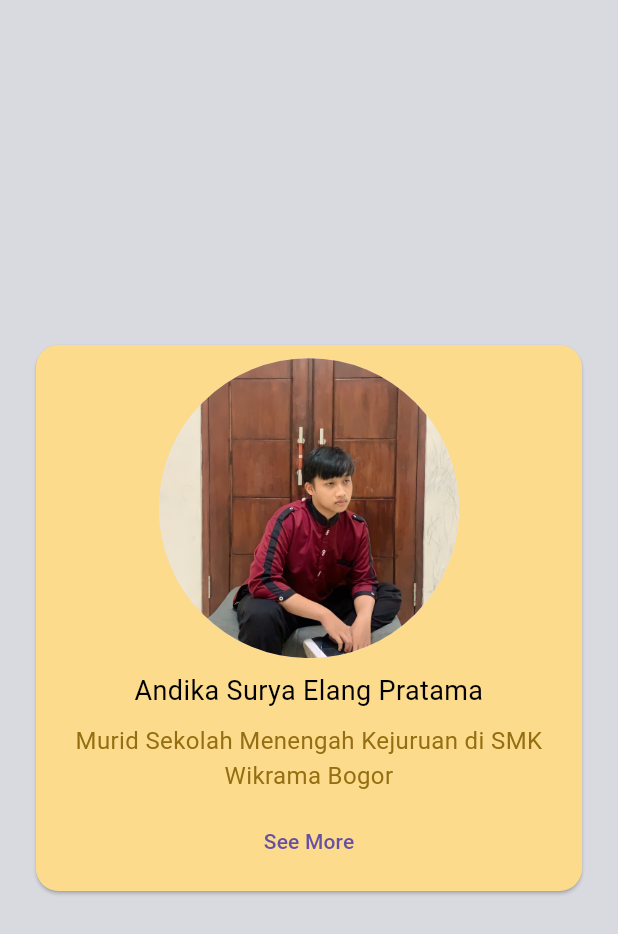
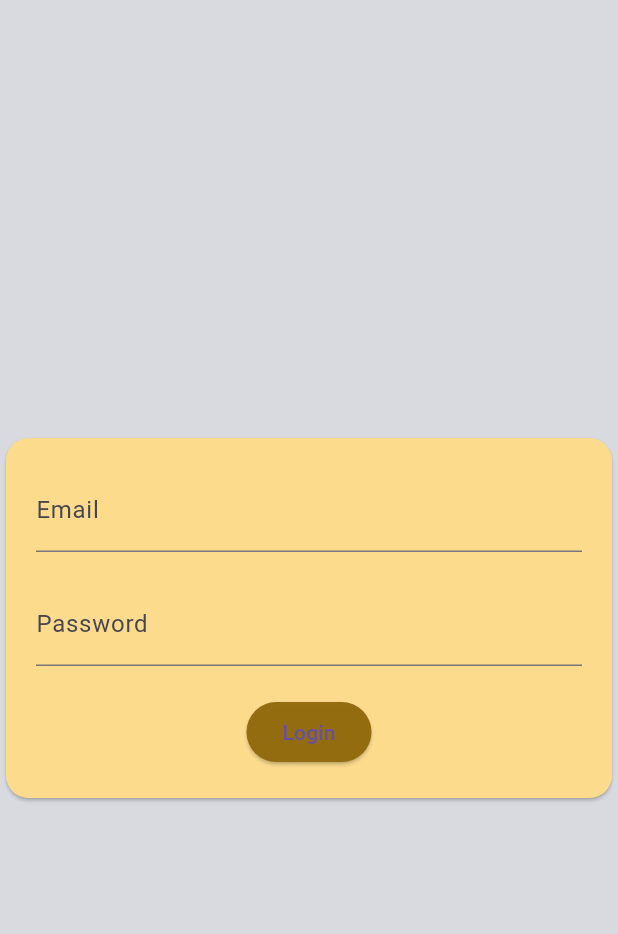
Before and after one commit to Elgzprtma/flutter_profil, a Flutter app: the screen it shows after launch, on a phone screen of 412 x 824 dp. Shown: the top 934 px of the screen. Run offline on Flutter 3.47's test engine with Material 3 defaults, Android fonts, the phone set to English and light mode, and no system bars; our stand-ins replace font_awesome_flutter.

```diff
--- /dev/null
+++ b/lib/LoginPage.dart
@@ -0,0 +1,93 @@
+import 'package:flutter/material.dart';
+import 'home.dart';
+
+class LoginPage extends StatefulWidget {
+  @override
+  _LoginPageState createState() => _LoginPageState();
+}
+
+class _LoginPageState extends State<LoginPage> {
+  final _formKey = GlobalKey<FormState>();
+  String _email = '';
+  String _password = '';
+
+  @override
+  Widget build(BuildContext context) {
+    return Scaffold(
+      body: Container(
+        width: MediaQuery.of(context).size.width,
+        height: MediaQuery.of(context).size.height,
+        decoration: BoxDecoration(
+          image: DecorationImage(
+            image: AssetImage("assets/images/image.png"),
+            fit: BoxFit.cover,
+          ),
+        ),
+        child: Center(
+          child: Card(
+            shape: RoundedRectangleBorder(
+              borderRadius: BorderRadius.circular(15.0),
+            ),
+            color: Color.fromRGBO(252, 219, 141, 1),
+            child: Padding(
+              padding: EdgeInsets.all(20.0),
+              child: Form(
+                key: _formKey,
+                child: Column(
+                  mainAxisSize: MainAxisSize.min,
+                  children: <Widget>[
+                    TextFormField(
+                      decoration: InputDecoration(labelText: 'Email'),
+                      validator: (value) {
+                        if (value == null || value.isEmpty) {
+                          return 'Mohon masukkan email Anda';
+                        }
+                        return null;
+                      },
+                      onSaved: (value) => _email = value!,
+                    ),
+                    SizedBox(height: 20),
+                    TextFormField(
+                      decoration: InputDecoration(labelText: 'Password'),
+                      obscureText: true,
+                      validator: (value) {
+                        if (value == null || value.isEmpty) {
+                          return 'Mohon masukkan password Anda';
+                        }
+                        return null;
+                      },
+                      onSaved: (value) => _password = value!,
+                    ),
+                    SizedBox(height: 20),
+                    ElevatedButton(
+                      onPressed: () {
+                        if (_formKey.currentState!.validate()) {
+                          _formKey.currentState!.save();
+
+                          Navigator.pushReplacement(
+                            context,
+                            MaterialPageRoute(
+                              builder: (context) => Home(
+                                initialName: _email.split('@')[0],
+                                initialClass: 'PPLG',
+                                initialSchool: 'SMK Wikrama Bogor',
+                              ),
+                            ),
+                          );
+                        }
+                      },
+                      child: Text('Login'),
+                      style: ElevatedButton.styleFrom(
+                        backgroundColor: Color(0xF9916B0D),
+                      ),
+                    ),
+                  ],
+                ),
+              ),
+            ),
+          ),
+        ),
+      ),
+    );
+  }
+}
--- a/lib/main.dart
+++ b/lib/main.dart
@@ -1,68 +1,7 @@
 import 'package:flutter/material.dart';
-import 'package:profil_diri/Page2.dart';
-import 'Page2.dart';
-
-
+import 'LoginPage.dart';
 
 void main() => runApp(MaterialApp(
-      debugShowCheckedModeBanner: false,
-      home: home(),
-    ));
-
-class home extends StatelessWidget {
-  const home({super.key});
-  @override
-  Widget build(BuildContext context) {
-    return Scaffold(
-      body: Container(
-        width: MediaQuery.of(context).size.width,
-        height: MediaQuery.of(context).size.height,
-        decoration: BoxDecoration(
-            image: DecorationImage(
-          image: AssetImage("assets/images/image.png"),
-          fit: BoxFit.cover,
-        )),
-        child: Stack(alignment: Alignment.center, children: <Widget>[
-          Container(
-            width: MediaQuery.of(context).size.width,
-            height: MediaQuery.of(context).size.shortestSide,
-            padding: EdgeInsets.all(20.0),
-            alignment: Alignment.center,
-            child: Card(
-              shape: RoundedRectangleBorder(
-                borderRadius: BorderRadius.circular(15.0),
-              ),
-              color: Color.fromRGBO(252, 219, 141, 1),
-              child: Center(
-                child: Column(
-                  mainAxisAlignment: MainAxisAlignment.spaceEvenly,
-                  children: <Widget>[
-                    CircleAvatar(
-                      radius: 100.0,
-                      backgroundImage: AssetImage("assets/images/profil.JPG"),
-                    ),
-                    Text("Andika Surya Elang Pratama",
-                        textAlign: TextAlign.center,
-                        style: TextStyle(fontSize: 18, color: Colors.black)),
-                    Text(
-                      "Murid Sekolah Menengah Kejuruan di SMK Wikrama Bogor",
-                      textAlign: TextAlign.center,
-                      style: TextStyle(fontSize: 16, color: Color(0xF9916B0D)),
-                    ),
-                    TextButton(onPressed: () {
-                      Navigator.push(
-                        context,
-                        MaterialPageRoute(builder: (context) => Page2()),
-                      );
-                    }, child: Text("See More"),
-                    ),
-                  ],
-                ),
-              ),
-            ),
-          )
-        ]),
-      ),
-    );
-  }
-}
+  debugShowCheckedModeBanner: false,
+  home: LoginPage(),
+));
```
Also changed, not shown: lib/NameFormPage.dart (added, +57 -0 lines), lib/ProfileFormPage.dart (added, +83 -0 lines), lib/home.dart (added, +147 -0 lines).
